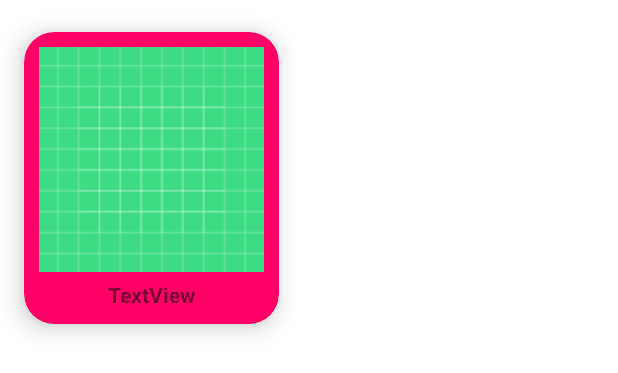
After one commit to LaTuyaMas/Retrofit_Ejemplo, an Android app: the layout photo_view_holder.xml on its own in the app's theme, with its tools: preview values and no code run, on a phone screen of 412 x 824 dp. The commit adds this screen. Shown: the top 373 px of the screen. Run offline under Robolectric (Android 15) with nearby library versions, the phone set to English and light mode, and no system bars.

Commit message:
Ensenya Photos

```diff
--- a/app/build.gradle
+++ b/app/build.gradle
@@ -38,6 +38,7 @@ dependencies {
     implementation 'androidx.constraintlayout:constraintlayout:2.1.4'
     implementation 'com.squareup.retrofit2:retrofit:2.9.0'
     implementation 'com.squareup.retrofit2:converter-gson:2.9.0'
+    implementation 'com.squareup.picasso:picasso:2.71828'
     testImplementation 'junit:junit:4.13.2'
     androidTestImplementation 'androidx.test.ext:junit:1.1.4'
     androidTestImplementation 'androidx.test.espresso:espresso-core:3.5.0'
--- a/app/src/main/java/com/example/sharedpreferentes/retrofit_ejemplo/conexiones/ApiConexiones.java
+++ b/app/src/main/java/com/example/sharedpreferentes/retrofit_ejemplo/conexiones/ApiConexiones.java
@@ -1,17 +1,20 @@
 package com.example.sharedpreferentes.retrofit_ejemplo.conexiones;
 
 import com.example.sharedpreferentes.retrofit_ejemplo.models.Album;
+import com.example.sharedpreferentes.retrofit_ejemplo.models.Photo;
 
 import java.util.ArrayList;
 
 import retrofit2.Call;
 import retrofit2.http.GET;
+import retrofit2.http.Query;
 
 public interface ApiConexiones {
 
     @GET("/albums")
     Call<ArrayList<Album>> getAlbums();
 
-
+    @GET("/photos?")
+    Call<ArrayList<Photo>> getPhotosAlbum(@Query("albumId") String albumId);
 
 }
--- /dev/null
+++ b/app/src/main/res/layout/photo_view_holder.xml
@@ -0,0 +1,32 @@
+<?xml version="1.0" encoding="utf-8"?>
+<androidx.cardview.widget.CardView xmlns:android="http://schemas.android.com/apk/res/android"
+    xmlns:app="http://schemas.android.com/apk/res-auto"
+    android:layout_width="wrap_content"
+    android:layout_height="wrap_content"
+    app:cardBackgroundColor="#FF0066"
+    app:cardCornerRadius="20dp"
+    app:cardElevation="10dp"
+    app:cardUseCompatPadding="true"
+    app:contentPadding="10dp">
+
+    <LinearLayout
+        android:layout_width="wrap_content"
+        android:layout_height="wrap_content"
+        android:orientation="vertical">
+
+        <ImageView
+            android:id="@+id/imgImagenPhoto"
+            android:layout_width="150dp"
+            android:layout_height="150dp"
+            app:srcCompat="@drawable/ic_launcher_background" />
+
+        <TextView
+            android:id="@+id/lblTituloPhoto"
+            android:layout_width="match_parent"
+            android:layout_height="wrap_content"
+            android:layout_marginTop="5dp"
+            android:text="TextView"
+            android:textAlignment="center"
+            android:textStyle="bold" />
+    </LinearLayout>
+</androidx.cardview.widget.CardView>
```
Also changed, not shown: app/src/main/AndroidManifest.xml (+7 -1 lines), app/src/main/java/com/example/sharedpreferentes/retrofit_ejemplo/PhotosActivity.java (added, +71 -0 lines), app/src/main/java/com/example/sharedpreferentes/retrofit_ejemplo/adapters/AlbumsAdapter.java (+15 -0 lines), app/src/main/java/com/example/sharedpreferentes/retrofit_ejemplo/adapters/PhotosAdapter.java (added, +65 -0 lines), app/src/main/java/com/example/sharedpreferentes/retrofit_ejemplo/models/Photo.java (added, +61 -0 lines), app/src/main/res/layout/activity_photos.xml (added, +21 -0 lines).
